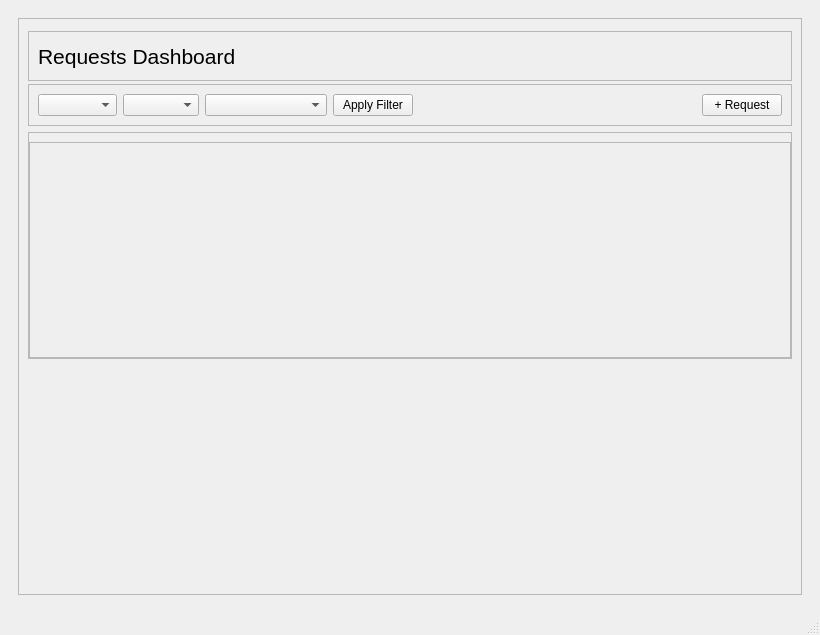
This is ui/merlins_lamp.ui in TransparentGlass/Merlin-s-Lamp--Request-Manager as Qt 5 draws it before an edit. The edited form follows.
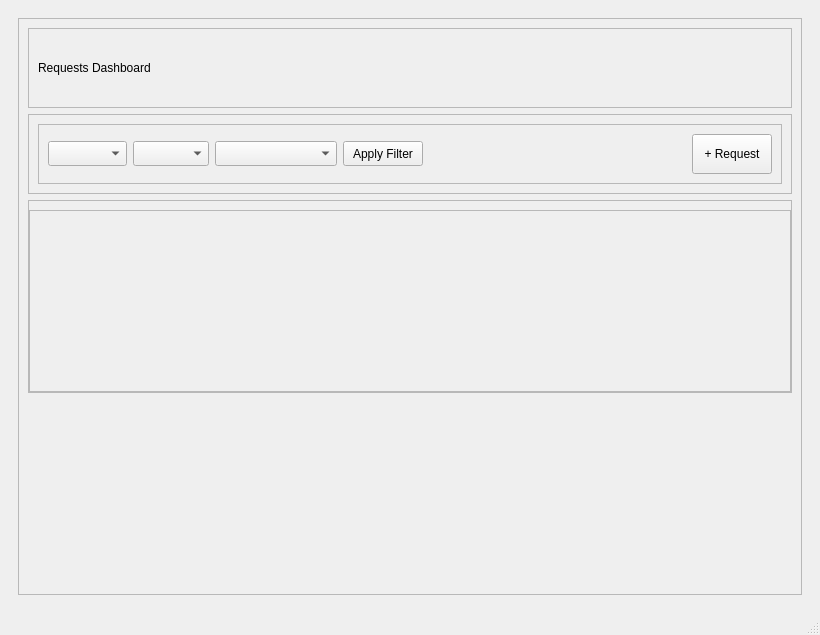
This is the edited form.

Patch:
```diff
--- a/ui/merlins_lamp.ui
+++ b/ui/merlins_lamp.ui
@@ -25,6 +25,9 @@
   <property name="windowTitle">
    <string>Merlin's Lamp</string>
   </property>
+  <property name="styleSheet">
+   <string notr="true">//border: 1px solid purple;</string>
+  </property>
   <widget class="QWidget" name="centralwidget">
    <property name="minimumSize">
     <size>
@@ -262,6 +265,12 @@
            <layout class="QVBoxLayout" name="verticalLayout_14">
             <item>
              <widget class="QFrame" name="frame_sort_search">
+              <property name="sizePolicy">
+               <sizepolicy hsizetype="Preferred" vsizetype="MinimumExpanding">
+                <horstretch>0</horstretch>
+                <verstretch>0</verstretch>
+               </sizepolicy>
+              </property>
               <property name="minimumSize">
                <size>
                 <width>0</width>
@@ -271,7 +280,7 @@
               <property name="maximumSize">
                <size>
                 <width>16777215</width>
-                <height>43</height>
+                <height>80</height>
                </size>
               </property>
               <property name="frameShape">
@@ -283,10 +292,14 @@
               <layout class="QHBoxLayout" name="horizontalLayout_4">
                <item>
                 <widget class="QLabel" name="label_request_dashboard">
-                 <property name="font">
-                  <font>
-                   <pointsize>16</pointsize>
-                  </font>
+                 <property name="sizePolicy">
+                  <sizepolicy hsizetype="Expanding" vsizetype="Expanding">
+                   <horstretch>0</horstretch>
+                   <verstretch>0</verstretch>
+                  </sizepolicy>
+                 </property>
+                 <property name="styleSheet">
+                  <string notr="true">f</string>
                  </property>
                  <property name="text">
                   <string>Requests Dashboard</string>
@@ -314,7 +327,13 @@
               <property name="minimumSize">
                <size>
                 <width>0</width>
-                <height>30</height>
+                <height>0</height>
+               </size>
+              </property>
+              <property name="maximumSize">
+               <size>
+                <width>16777215</width>
+                <height>16777215</height>
                </size>
               </property>
               <property name="frameShape">
@@ -325,7 +344,28 @@
               </property>
               <layout class="QHBoxLayout" name="horizontalLayout_8">
                <item>
+                <widget class="QFrame" name="frame_9">
+                 <property name="maximumSize">
+                  <size>
+                   <width>800</width>
+                   <height>16777215</height>
+                  </size>
+                 </property>
+                 <property name="frameShape">
+                  <enum>QFrame::Shape::StyledPanel</enum>
+                 </property>
+                 <property name="frameShadow">
+                  <enum>QFrame::Shadow::Raised</enum>
+                 </property>
+                 <layout class="QHBoxLayout" name="horizontalLayout_7">
+                  <item>
                 <widget class="QComboBox" name="comboBox_SortPriority">
+                    <property name="minimumSize">
+                     <size>
+                      <width>0</width>
+                      <height>25</height>
+                     </size>
+                    </property>
                  <property name="placeholderText">
                   <string>Priority</string>
                  </property>
@@ -353,6 +393,12 @@
                </item>
                <item>
                 <widget class="QComboBox" name="comboBox_SortStatus">
+                    <property name="minimumSize">
+                     <size>
+                      <width>0</width>
+                      <height>25</height>
+                     </size>
+                    </property>
                  <property name="currentIndex">
                   <number>-1</number>
                  </property>
@@ -383,6 +429,12 @@
                </item>
                <item>
                 <widget class="QComboBox" name="comboBox_SortRequest">
+                    <property name="minimumSize">
+                     <size>
+                      <width>0</width>
+                      <height>25</height>
+                     </size>
+                    </property>
                  <property name="placeholderText">
                   <string>Request</string>
                  </property>
@@ -420,6 +472,12 @@
                </item>
                <item>
                 <widget class="QPushButton" name="btn_apply_filter">
+                    <property name="minimumSize">
+                     <size>
+                      <width>0</width>
+                      <height>25</height>
+                     </size>
+                    </property>
                  <property name="text">
                   <string>Apply Filter</string>
                  </property>
@@ -440,9 +498,18 @@
                </item>
                <item>
                 <widget class="QPushButton" name="pushButton_add_request">
+                    <property name="minimumSize">
+                     <size>
+                      <width>0</width>
+                      <height>40</height>
+                     </size>
+                    </property>
                  <property name="text">
                   <string>+ Request</string>
                  </property>
+                   </widget>
+                  </item>
+                 </layout>
                 </widget>
                </item>
               </layout>
```
Lines whose indentation alone changed are shown as unchanged.
